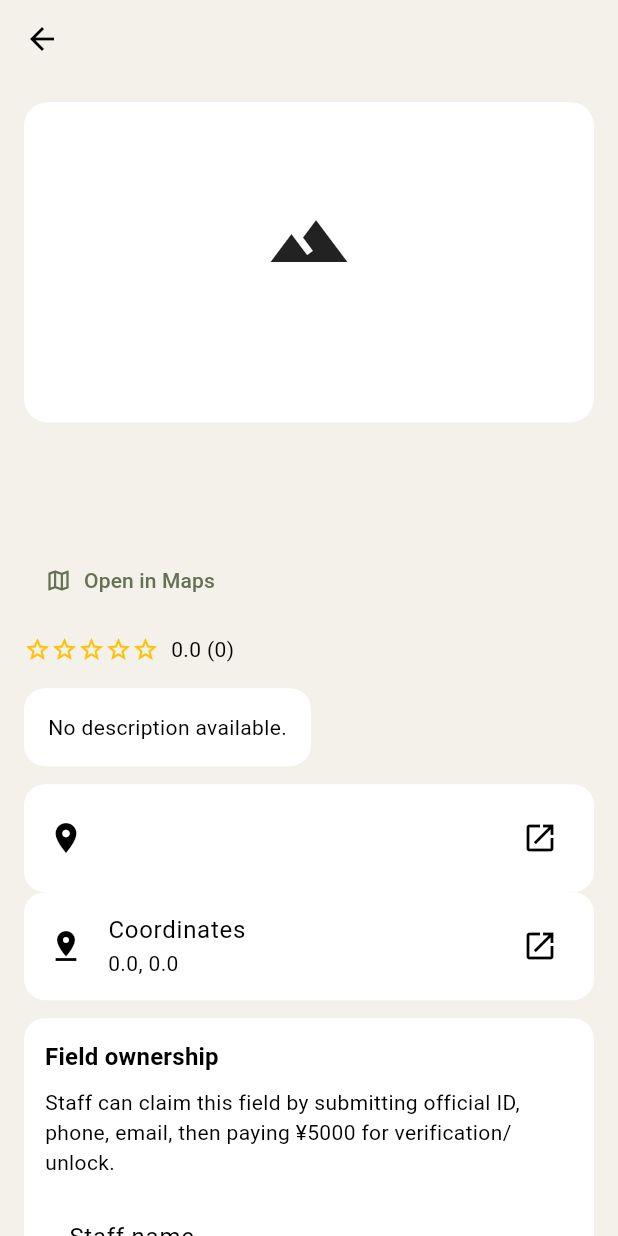
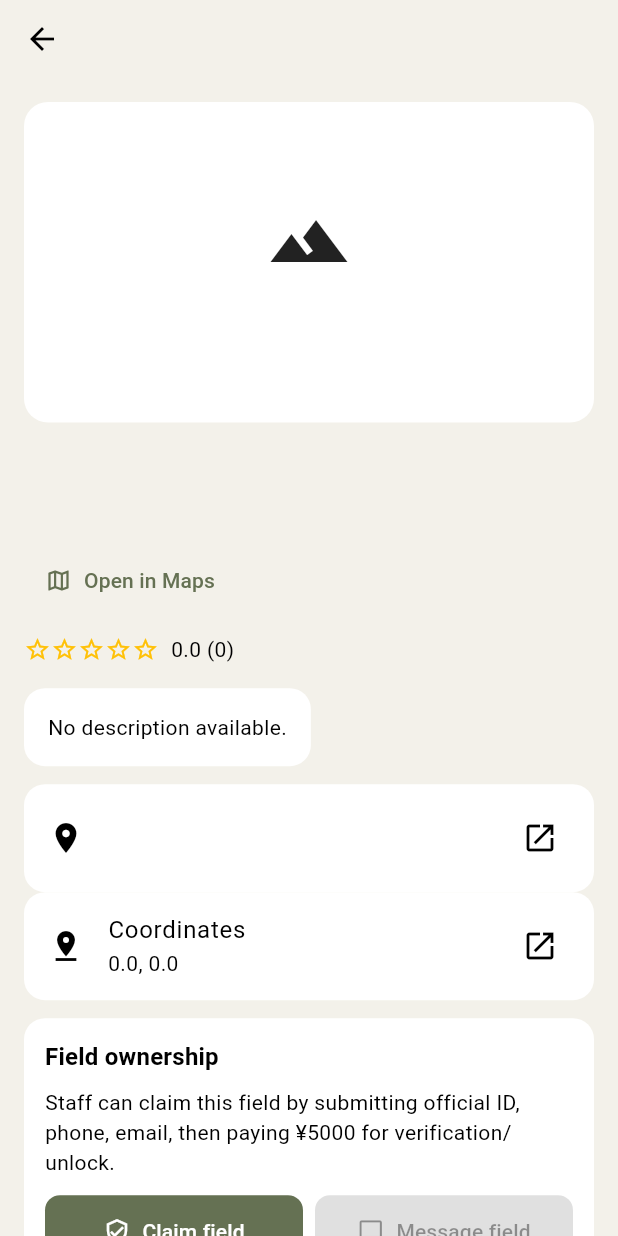
Before and after one commit to bravo-nineteen/Airsoft-App, a Flutter app: the FieldDetailsScreen screen opened directly with empty values, on a phone screen of 412 x 824 dp. Run offline on Flutter 3.47's test engine with Material 3 defaults, Android fonts, the phone set to English and light mode, and no system bars; our stand-ins replace extended_image, firebase_core, firebase_messaging, flutter_local_notifications, flutter_map, image_cropper and 5 more; missing offline and left inert: app_badge_plus; accounts and stored records are empty; network calls fail.

Commit message:
Changes to be committed: 	modified:   lib/features/fields/field_details_screen.dart

```diff
--- a/lib/features/fields/field_details_screen.dart
+++ b/lib/features/fields/field_details_screen.dart
@@ -156,9 +156,9 @@ class _FieldDetailsScreenState extends State<FieldDetailsScreen> {
     }
   }
 
-  Future<void> _submitClaimRequest() async {
+  Future<bool> _submitClaimRequest() async {
     if (_submittingClaim) {
-      return;
+      return false;
     }
     final String staffName = _claimStaffNameController.text.trim();
     final String idNumber = _claimIdController.text.trim();
@@ -168,7 +168,7 @@ class _FieldDetailsScreenState extends State<FieldDetailsScreen> {
       ScaffoldMessenger.of(context).showSnackBar(
         const SnackBar(content: Text('Fill in all claim verification fields.')),
       );
-      return;
+      return false;
     }
 
     setState(() {
@@ -185,7 +185,7 @@ class _FieldDetailsScreenState extends State<FieldDetailsScreen> {
         paymentReference: _claimPaymentRefController.text,
       );
       if (!mounted) {
-        return;
+        return false;
       }
       ScaffoldMessenger.of(context).showSnackBar(
         const SnackBar(
@@ -194,13 +194,15 @@ class _FieldDetailsScreenState extends State<FieldDetailsScreen> {
           ),
         ),
       );
+      return true;
     } catch (error) {
       if (!mounted) {
-        return;
+        return false;
       }
       ScaffoldMessenger.of(
         context,
       ).showSnackBar(SnackBar(content: Text('Failed claim request: $error')));
+      return false;
     } finally {
       if (mounted) {
         setState(() {
@@ -208,6 +210,78 @@ class _FieldDetailsScreenState extends State<FieldDetailsScreen> {
         });
       }
     }
+  }
+
+  Future<void> _openClaimFieldDialog() async {
+    await showDialog<void>(
+      context: context,
+      builder: (BuildContext dialogContext) {
+        return AlertDialog(
+          title: const Text('Claim field'),
+          content: SingleChildScrollView(
+            child: Column(
+              mainAxisSize: MainAxisSize.min,
+              children: <Widget>[
+                TextField(
+                  controller: _claimStaffNameController,
+                  decoration: const InputDecoration(labelText: 'Staff name'),
+                ),
+                const SizedBox(height: 8),
+                TextField(
+                  controller: _claimIdController,
+                  decoration: const InputDecoration(
+                    labelText: 'Official ID / employee ID',
+                  ),
+                ),
+                const SizedBox(height: 8),
+                TextField(
+                  controller: _claimPhoneController,
+                  decoration: const InputDecoration(labelText: 'Official phone'),
+                  keyboardType: TextInputType.phone,
+                ),
+                const SizedBox(height: 8),
+                TextField(
+                  controller: _claimEmailController,
+                  decoration: const InputDecoration(labelText: 'Official email'),
+                  keyboardType: TextInputType.emailAddress,
+                ),
+                const SizedBox(height: 8),
+                TextField(
+                  controller: _claimPaymentRefController,
+                  decoration: const InputDecoration(
+                    labelText: 'Google Play payment reference (optional)',
+                  ),
+                ),
+              ],
+            ),
+          ),
+          actions: <Widget>[
+            TextButton(
+              onPressed: () => Navigator.of(dialogContext).pop(),
+              child: const Text('Cancel'),
+            ),
+            FilledButton(
+              onPressed: _submittingClaim
+                  ? null
+                  : () async {
+                      final bool success = await _submitClaimRequest();
+                      if (!mounted || !success) {
+                        return;
+                      }
+                      Navigator.of(dialogContext).pop();
+                    },
+              child: _submittingClaim
+                  ? const SizedBox(
+                      width: 16,
+                      height: 16,
+                      child: CircularProgressIndicator(strokeWidth: 2),
+                    )
+                  : const Text('Submit claim'),
+            ),
+          ],
+        );
+      },
+    );
   }
 
   Future<void> _submitBookingRequest() async {
@@ -659,6 +733,7 @@ class _FieldDetailsScreenState extends State<FieldDetailsScreen> {
   Widget _buildClaimCard() {
     final bool isVerified = field.claimStatus == 'verified';
     final bool isPending = field.claimStatus == 'pending';
+    final bool canClaim = !isVerified && !isPending && !_isFieldManager;
 
     return Card(
       child: Padding(
@@ -683,51 +758,26 @@ class _FieldDetailsScreenState extends State<FieldDetailsScreen> {
               const Text(
                 'Staff can claim this field by submitting official ID, phone, email, then paying ¥5000 for verification/unlock.',
               ),
-            if (!isVerified && !_isFieldManager) ...<Widget>[
-              const SizedBox(height: 12),
-              TextField(
-                controller: _claimStaffNameController,
-                decoration: const InputDecoration(labelText: 'Staff name'),
-              ),
-              const SizedBox(height: 8),
-              TextField(
-                controller: _claimIdController,
-                decoration: const InputDecoration(
-                  labelText: 'Official ID / employee ID',
+            const SizedBox(height: 12),
+            Row(
+              children: <Widget>[
+                Expanded(
+                  child: FilledButton.icon(
+                    onPressed: canClaim ? _openClaimFieldDialog : null,
+                    icon: const Icon(Icons.verified_user_outlined),
+                    label: const Text('Claim field'),
+                  ),
                 ),
-              ),
-              const SizedBox(height: 8),
-              TextField(
-                controller: _claimPhoneController,
-                decoration: const InputDecoration(labelText: 'Official phone'),
-                keyboardType: TextInputType.phone,
-              ),
-              const SizedBox(height: 8),
-              TextField(
-                controller: _claimEmailController,
-                decoration: const InputDecoration(labelText: 'Official email'),
-                keyboardType: TextInputType.emailAddress,
-              ),
-              const SizedBox(height: 8),
-              TextField(
-                controller: _claimPaymentRefController,
-                decoration: const InputDecoration(
-                  labelText: 'Google Play payment reference (optional)',
+                const SizedBox(width: 8),
+                const Expanded(
+                  child: FilledButton.icon(
+                    onPressed: null,
+                    icon: Icon(Icons.chat_bubble_outline),
+                    label: Text('Message field'),
+                  ),
                 ),
-              ),
-              const SizedBox(height: 10),
-              FilledButton.icon(
-                onPressed: _submittingClaim ? null : _submitClaimRequest,
-                icon: _submittingClaim
-                    ? const SizedBox(
-                        width: 14,
-                        height: 14,
-                        child: CircularProgressIndicator(strokeWidth: 2),
-                      )
-                    : const Icon(Icons.verified_user_outlined),
-                label: const Text('Submit claim (¥5000 unlock)'),
-              ),
-            ],
+              ],
+            ),
           ],
         ),
       ),
```
